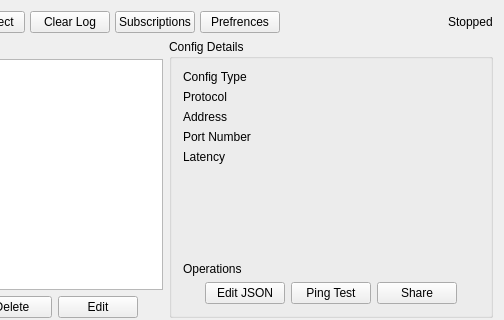
Old version of the form src/ui/w_MainWindow.ui in the repository darsvador/qvssr; both pictures show x 236 to 740 and y 0 to 320 of the 740 by 590 pixel window.
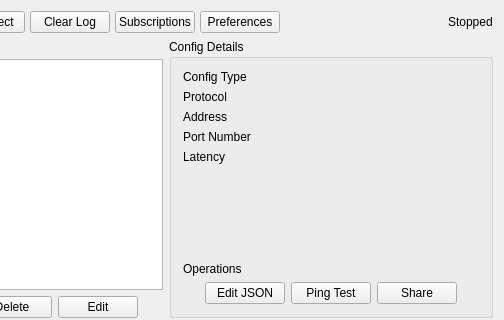
New version of the form.

```diff
--- a/src/ui/w_MainWindow.ui
+++ b/src/ui/w_MainWindow.ui
@@ -85,7 +85,7 @@
       <item>
        <widget class="QPushButton" name="prefrencesBtn">
         <property name="text">
-         <string>Prefrences</string>
+         <string>Preferences</string>
         </property>
        </widget>
       </item>
```
Left out of the diff: 4 changed lines with no effect on the pictures.
